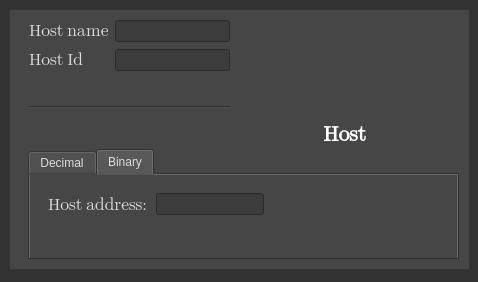
Qt form src/widgetApp/HostDialog.ui (Projekt-zespolowy-TIU/DesignYourNetwork) before a commit.
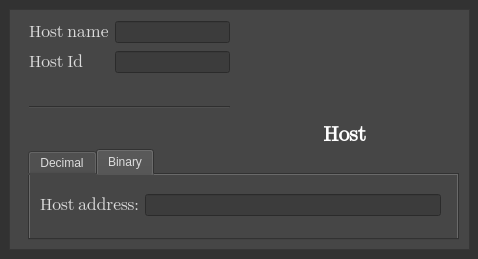
The same form after that commit. The open tabs and pages were chosen to show the change. Icons and pictures are not drawn.

What changed in the file:
```diff
--- a/src/widgetApp/HostDialog.ui
+++ b/src/widgetApp/HostDialog.ui
@@ -7,7 +7,7 @@
     <x>0</x>
     <y>0</y>
     <width>478</width>
-    <height>282</height>
+    <height>259</height>
    </rect>
   </property>
   <property name="font">
@@ -34,7 +34,7 @@
      <x>9</x>
      <y>9</y>
      <width>461</width>
-     <height>261</height>
+     <height>241</height>
     </rect>
    </property>
    <property name="font">
@@ -98,7 +98,7 @@
       <x>19</x>
       <y>140</y>
       <width>431</width>
-      <height>111</height>
+      <height>91</height>
      </rect>
     </property>
     <property name="tabPosition">
@@ -163,54 +163,18 @@
      <attribute name="title">
       <string>Binary</string>
      </attribute>
-     <widget class="QScrollArea" name="scrollArea">
+     <widget class="QWidget" name="">
       <property name="geometry">
        <rect>
-        <x>0</x>
-        <y>0</y>
-        <width>431</width>
-        <height>71</height>
+        <x>10</x>
+        <y>15</y>
+        <width>401</width>
+        <height>31</height>
        </rect>
       </property>
-      <property name="frameShape">
-       <enum>QFrame::NoFrame</enum>
-      </property>
-      <property name="widgetResizable">
-       <bool>true</bool>
-      </property>
-      <widget class="QWidget" name="scrollAreaWidgetContents">
-       <property name="geometry">
-        <rect>
-         <x>0</x>
-         <y>0</y>
-         <width>431</width>
-         <height>71</height>
-        </rect>
-       </property>
-       <layout class="QHBoxLayout" name="horizontalLayout_2">
-        <item>
-         <widget class="QFrame" name="addressFrame">
-          <property name="minimumSize">
-           <size>
-            <width>300</width>
-            <height>0</height>
-           </size>
-          </property>
-          <property name="frameShape">
-           <enum>QFrame::NoFrame</enum>
-          </property>
-          <property name="frameShadow">
-           <enum>QFrame::Raised</enum>
-          </property>
+      <layout class="QGridLayout" name="gridLayout_2">
+       <item row="0" column="0">
           <widget class="QLabel" name="label_14">
-           <property name="geometry">
-            <rect>
-             <x>9</x>
-             <y>9</y>
-             <width>102</width>
-             <height>23</height>
-            </rect>
-           </property>
            <property name="font">
             <font>
              <family>Segoe UI Emoji</family>
@@ -224,17 +188,11 @@
             <string>Host address:</string>
            </property>
           </widget>
+       </item>
+       <item row="0" column="1">
           <widget class="QLineEdit" name="hostAddressBinary">
            <property name="enabled">
-            <bool>false</bool>
-           </property>
-           <property name="geometry">
-            <rect>
-             <x>117</x>
-             <y>9</y>
-             <width>108</width>
-             <height>22</height>
-            </rect>
+          <bool>true</bool>
            </property>
            <property name="styleSheet">
             <string notr="true">background-color: rgb(60, 60, 60);</string>
@@ -248,11 +206,12 @@
            <property name="alignment">
             <set>Qt::AlignLeading|Qt::AlignLeft|Qt::AlignVCenter</set>
            </property>
-          </widget>
+         <property name="readOnly">
+          <bool>true</bool>
+         </property>
          </widget>
         </item>
        </layout>
-      </widget>
      </widget>
     </widget>
    </widget>
@@ -311,7 +270,7 @@
       <x>20</x>
       <y>10</y>
       <width>201</width>
-      <height>54</height>
+      <height>56</height>
      </rect>
     </property>
     <layout class="QGridLayout" name="gridLayout_4">
@@ -361,12 +320,15 @@
        <property name="alignment">
         <set>Qt::AlignCenter</set>
        </property>
+       <property name="readOnly">
+        <bool>true</bool>
+       </property>
       </widget>
      </item>
      <item row="1" column="1">
       <widget class="QLineEdit" name="hostId">
        <property name="enabled">
-        <bool>false</bool>
+        <bool>true</bool>
        </property>
        <property name="styleSheet">
         <string notr="true">background-color: rgb(60, 60, 60);</string>
@@ -377,6 +339,9 @@
        <property name="alignment">
         <set>Qt::AlignCenter</set>
        </property>
+       <property name="readOnly">
+        <bool>true</bool>
+       </property>
       </widget>
      </item>
     </layout>
```
Left out of the diff: 7 changed lines with no effect on the pictures. Lines whose indentation alone changed are shown as unchanged.
